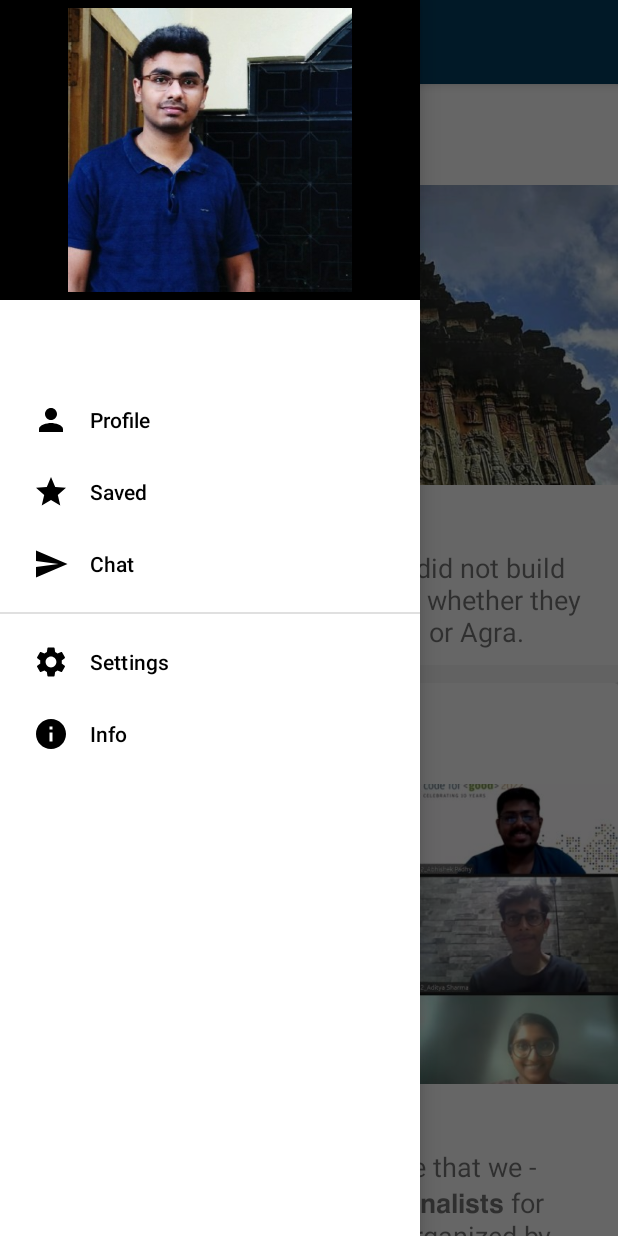
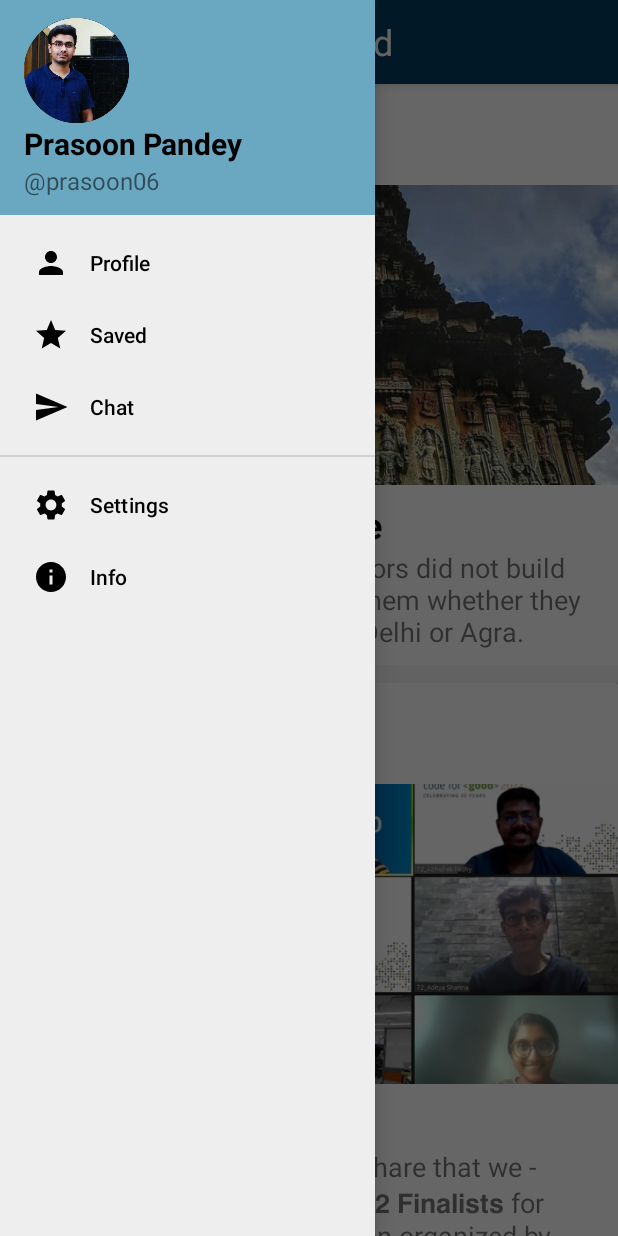
Before and after one commit to GammaBurst101/MockFeed, an Android app: the screen it shows after launch (MainActivity), with the side drawer open, on a phone screen of 412 x 824 dp. Run offline under Robolectric (Android 15) with nearby library versions, the phone set to English and light mode, and no system bars.

Commit message:
UI improvement for drawer

```diff
--- a/app/src/main/res/layout/activity_main.xml
+++ b/app/src/main/res/layout/activity_main.xml
@@ -33,12 +33,14 @@
 
     </androidx.constraintlayout.widget.ConstraintLayout>
 
-    <!-- The actual nav drawer, gravity is set to start so that the drawer starts out as 'closed' -->
+    <!-- The actual nav drawer, gravity is set to start so that the drawer starts out as 'closed'
+    Width is set explicitly at 250px so the drawer doesn't look empty-->
     <com.google.android.material.navigation.NavigationView
         android:id="@+id/navigation_view"
-        android:layout_width="wrap_content"
+        android:layout_width="250dp"
         android:layout_height="match_parent"
         android:layout_gravity="start"
+        android:background="@color/nav_bg"
         app:headerLayout="@layout/navigation_drawer_header"
         app:menu="@menu/navigation_drawer" />
 </androidx.drawerlayout.widget.DrawerLayout>
--- a/app/src/main/res/layout/navigation_drawer_header.xml
+++ b/app/src/main/res/layout/navigation_drawer_header.xml
@@ -1,16 +1,40 @@
 <?xml version="1.0" encoding="utf-8"?>
-<LinearLayout xmlns:android="http://schemas.android.com/apk/res/android"
+<RelativeLayout xmlns:android="http://schemas.android.com/apk/res/android"
     android:layout_width="match_parent"
     android:layout_height="wrap_content"
+    android:background="@color/nav_header_bg"
     android:orientation="vertical">
 
     <ImageView
-        android:id="@+id/imageView"
-        android:layout_width="match_parent"
-        android:layout_height="200dp"
-        android:background="@color/black"
-        android:padding="5dp"
-        android:contentDescription="@string/nav_header_pic"
+        android:id="@+id/curr_user_pic"
+        android:layout_width="70dp"
+        android:layout_height="70dp"
+        android:layout_alignParentStart="true"
+        android:layout_alignParentTop="true"
+        android:layout_marginStart="16dp"
+        android:layout_marginTop="12dp"
+        android:background="@drawable/profile_pic_bg"
+        android:contentDescription="@string/profile_pic_desc"
         android:src="@drawable/nav_header" />
 
-</LinearLayout>
+    <TextView
+        android:id="@+id/curr_user_name"
+        android:layout_width="wrap_content"
+        android:layout_height="wrap_content"
+        android:layout_below="@+id/curr_user_pic"
+        android:layout_marginStart="16dp"
+        android:text="@string/curr_user_name"
+        android:textColor="@color/black"
+        android:textSize="20sp"
+        android:textStyle="bold" />
+
+    <TextView
+        android:id="@+id/curr_user_id"
+        android:layout_width="wrap_content"
+        android:layout_height="wrap_content"
+        android:layout_below="@+id/curr_user_name"
+        android:layout_marginStart="16dp"
+        android:layout_marginBottom="12dp"
+        android:text="@string/curr_user_id"
+        android:textSize="16sp" />
+</RelativeLayout>
--- a/app/src/main/res/menu/navigation_drawer.xml
+++ b/app/src/main/res/menu/navigation_drawer.xml
@@ -1,9 +1,6 @@
 <?xml version="1.0" encoding="utf-8"?>
 <menu xmlns:android="http://schemas.android.com/apk/res/android">
-    <item
-        android:id="@+id/group_1"
-        android:title="">
-        <menu>
+    <group android:id="@+id/group1">
         <item
             android:id="@+id/menu_option_1"
             android:icon="@drawable/profile_pic_def"
@@ -16,8 +13,8 @@
             android:id="@+id/menu_option_3"
             android:icon="@drawable/menu_chat_ic"
             android:title="@string/menu_option_3" />
-        </menu>
-    </item>
+    </group>
+    <group android:id="@+id/group2">
         <item
             android:id="@+id/menu_option_4"
             android:icon="@drawable/menu_settings_ic"
@@ -26,4 +23,5 @@
             android:id="@+id/menu_option_5"
             android:icon="@drawable/menu_info_ic"
             android:title="@string/menu_option_5" />
+    </group>
 </menu>
--- a/app/src/main/res/values/colors.xml
+++ b/app/src/main/res/values/colors.xml
@@ -9,4 +9,7 @@
     <color name="primary_light">#04588a</color>
     <color name="primary">#033f63</color>
     <color name="primary_dark">#023859</color>
+
+    <color name="nav_bg">#EEEEEE</color>
+    <color name="nav_header_bg">#6aa7c1</color>
 </resources>
--- a/app/src/main/res/values/strings.xml
+++ b/app/src/main/res/values/strings.xml
@@ -29,6 +29,9 @@
     <string name="nav_start">Open</string>
     <string name="nav_stop">Close</string>
     <string name="nav_header_pic">Navigation Drawer Header Picture</string>
+    <string name="curr_user_name">Prasoon Pandey</string>
+    <string name="curr_user_id">\@prasoon06</string>
+
 
     <!-- String arrays to hold all the data -->
     <string-array name="profile_pics">
```
Also changed, not shown: app/src/main/res/drawable/nav_header.jpg (deleted), app/src/main/res/drawable/nav_header.png (added). Lines whose indentation alone changed are shown as unchanged.
